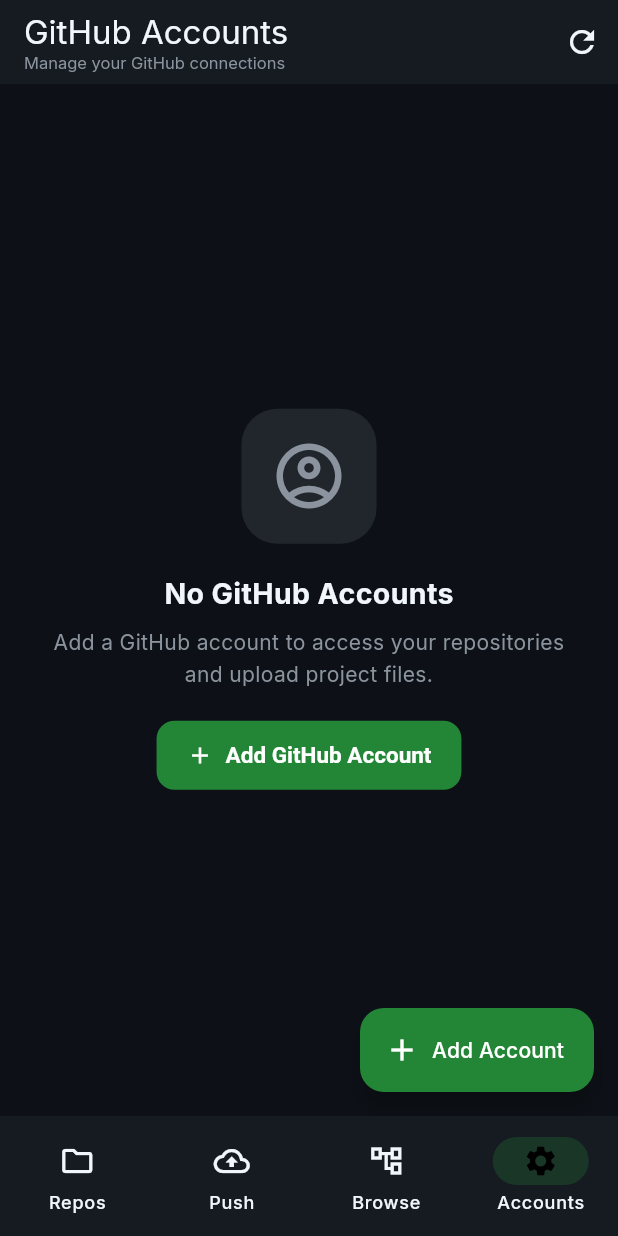
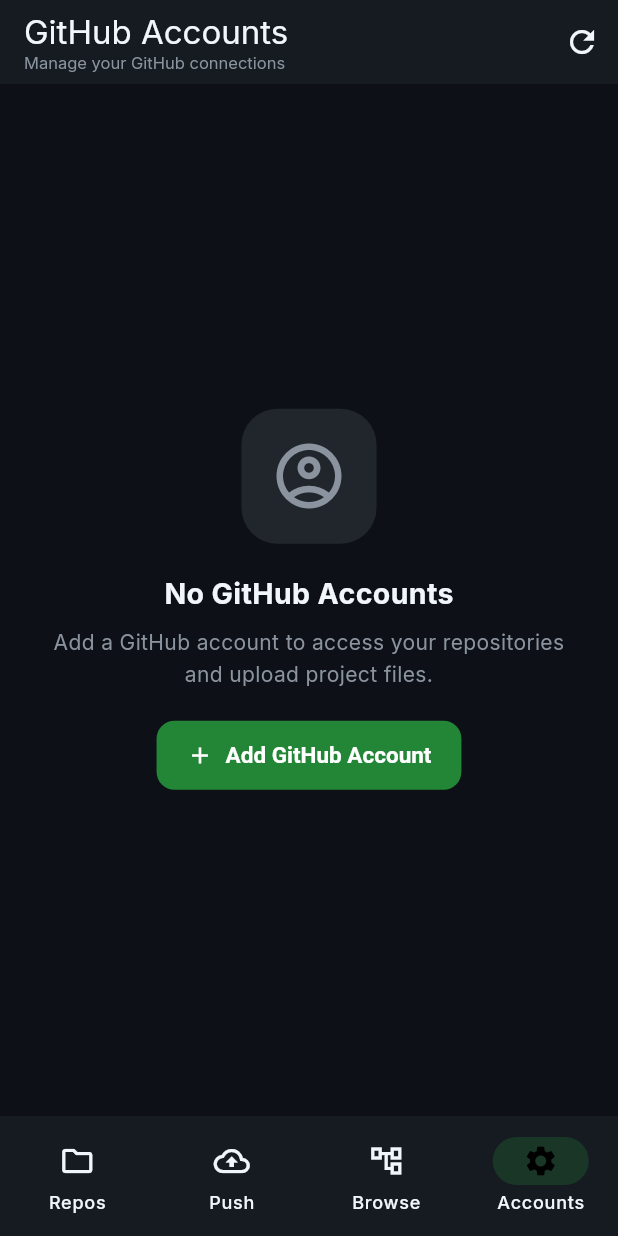
Before and after one commit to rjfahim8130-code/Git, a Flutter app: the screen it shows after launch, item 4 of the bottom bar chosen, on a phone screen of 412 x 824 dp. Run offline on Flutter 3.47's test engine with Material 3 defaults, Android fonts, the phone set to English and light mode, and no system bars; our stand-ins replace dio, file_picker, flutter_riverpod, flutter_secure_storage, google_fonts, shared_preferences.

Commit message:
Remove floating action button for adding accounts
Removed the floating action button for adding accounts and the associated saving state.

```diff
--- a/lib/features/accounts/accounts_screen.dart
+++ b/lib/features/accounts/accounts_screen.dart
@@ -15,7 +15,6 @@ class AccountsScreen extends ConsumerStatefulWidget {
 }
 
 class _AccountsScreenState extends ConsumerState<AccountsScreen> {
-  bool _saving = false;
 
   Future<void> _showAccountDialog({GhAccount? account}) async {
     if (_saving) return;
@@ -389,11 +388,6 @@ class _AccountsScreenState extends ConsumerState<AccountsScreen> {
           ),
         ],
       ),
-      floatingActionButton: FloatingActionButton.extended(
-        onPressed: _saving ? null : () => _showAccountDialog(),
-        icon: const Icon(Icons.add),
-        label: const Text('Add Account'),
-      ),
       body: accountsState.when(
         loading: () => const Center(child: CircularProgressIndicator()),
         error: (error, _) => Center(
```
